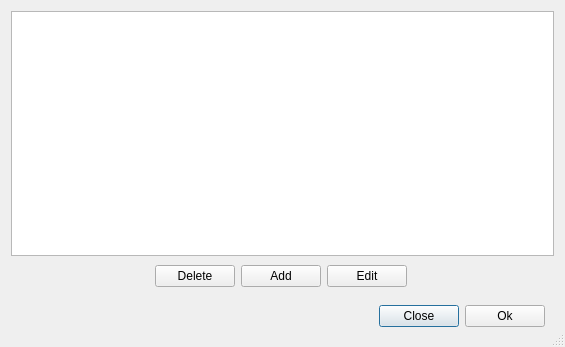
Qt form gui/BrotherWindow.ui (JoelMon/pyTalkManager) before a commit.
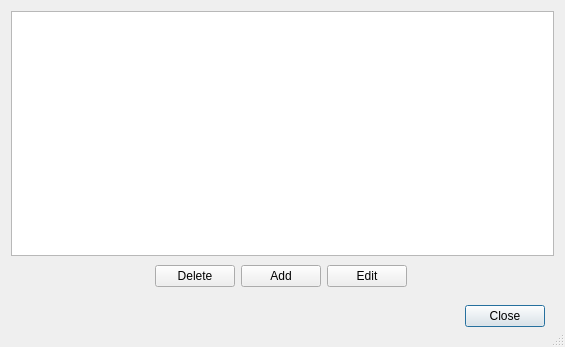
The same form after that commit.

Commit message: Removed 'OK' Button. It's not needed.

What changed in the file:
```diff
--- a/gui/BrotherWindow.ui
+++ b/gui/BrotherWindow.ui
@@ -64,13 +64,6 @@
         </property>
        </widget>
       </item>
-      <item>
-       <widget class="QPushButton" name="button_ok">
-        <property name="text">
-         <string>Ok</string>
-        </property>
-       </widget>
-      </item>
      </layout>
     </widget>
    </item>
```
The commit also changes 3 other files.
